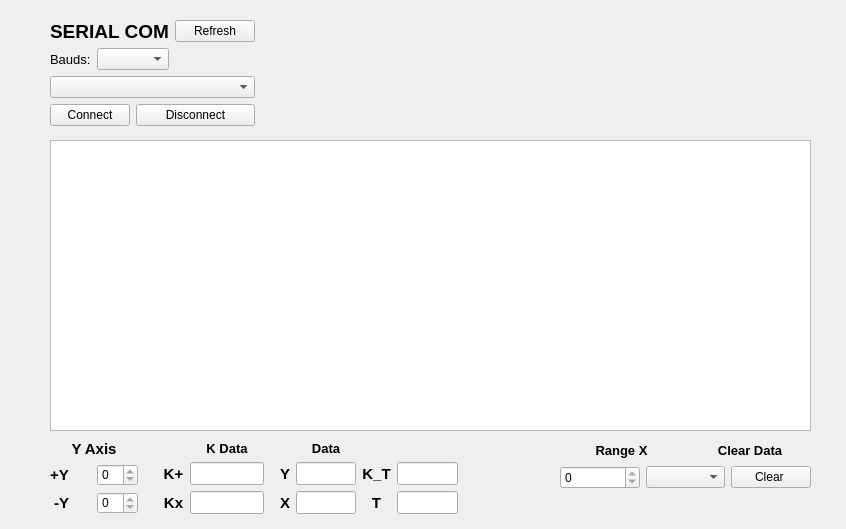
Qt form ui_mainwindow.ui (ipobletev/GUI_SerialPlot) before a commit.
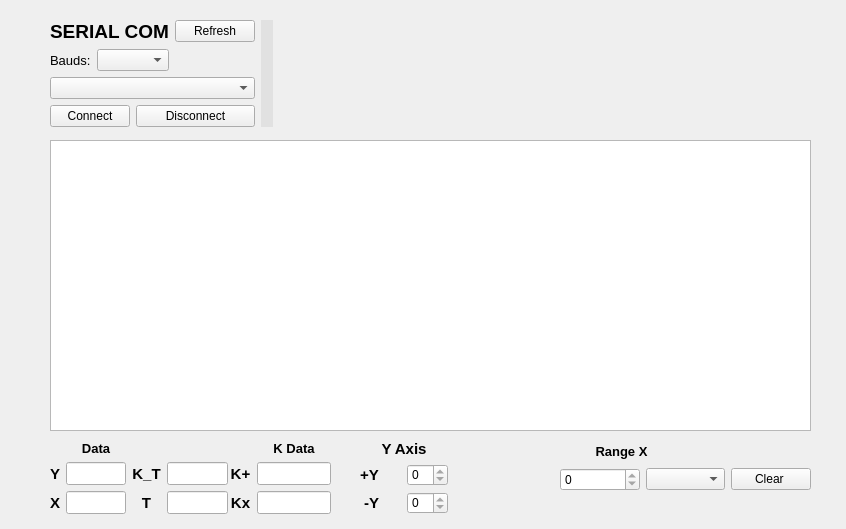
The same form after that commit. Icons and pictures are not drawn. Custom widgets are drawn as their Qt base class.

```diff
--- a/ui_mainwindow.ui
+++ b/ui_mainwindow.ui
@@ -53,7 +53,7 @@
    <widget class="QWidget" name="layoutWidget">
     <property name="geometry">
      <rect>
-      <x>280</x>
+      <x>50</x>
       <y>440</y>
       <width>178</width>
       <height>74</height>
@@ -218,74 +218,7 @@
    <widget class="QWidget" name="layoutWidget">
     <property name="geometry">
      <rect>
-      <x>50</x>
-      <y>20</y>
-      <width>205</width>
-      <height>106</height>
-     </rect>
-    </property>
-    <layout class="QGridLayout" name="gridLayout_6">
-     <item row="0" column="0" colspan="3">
-      <widget class="QLabel" name="label_2">
-       <property name="font">
-        <font>
-         <pointsize>14</pointsize>
-         <weight>75</weight>
-         <bold>true</bold>
-        </font>
-       </property>
-       <property name="text">
-        <string>SERIAL COM</string>
-       </property>
-      </widget>
-     </item>
-     <item row="0" column="3">
-      <widget class="QPushButton" name="BT_Refresh">
-       <property name="text">
-        <string>Refresh</string>
-       </property>
-      </widget>
-     </item>
-     <item row="1" column="0">
-      <widget class="QLabel" name="label_7">
-       <property name="font">
-        <font>
-         <pointsize>10</pointsize>
-         <weight>50</weight>
-         <bold>false</bold>
-        </font>
-       </property>
-       <property name="text">
-        <string>Bauds:</string>
-       </property>
-      </widget>
-     </item>
-     <item row="1" column="1" colspan="2">
-      <widget class="QComboBox" name="ComboBox_Baud"/>
-     </item>
-     <item row="2" column="0" colspan="4">
-      <widget class="QComboBox" name="ComboBox_PortSerial"/>
-     </item>
-     <item row="3" column="0" colspan="2">
-      <widget class="QPushButton" name="BT_Connect">
-       <property name="text">
-        <string>Connect</string>
-       </property>
-      </widget>
-     </item>
-     <item row="3" column="2" colspan="2">
-      <widget class="QPushButton" name="BT_Disconnect">
-       <property name="text">
-        <string>Disconnect</string>
-       </property>
-      </widget>
-     </item>
-    </layout>
-   </widget>
-   <widget class="QWidget" name="layoutWidget">
-    <property name="geometry">
-     <rect>
-      <x>50</x>
+      <x>360</x>
       <y>440</y>
       <width>88</width>
       <height>74</height>
@@ -376,7 +309,7 @@
    <widget class="QWidget" name="layoutWidget">
     <property name="geometry">
      <rect>
-      <x>163</x>
+      <x>230</x>
       <y>440</y>
       <width>101</width>
       <height>74</height>
@@ -481,44 +414,10 @@
       <x>560</x>
       <y>440</y>
       <width>251</width>
-      <height>49</height>
+      <height>51</height>
      </rect>
     </property>
     <layout class="QGridLayout" name="gridLayout_3">
-     <item row="0" column="0">
-      <widget class="QLabel" name="label_16">
-       <property name="font">
-        <font>
-         <pointsize>10</pointsize>
-         <weight>75</weight>
-         <bold>true</bold>
-        </font>
-       </property>
-       <property name="text">
-        <string>Range X</string>
-       </property>
-       <property name="alignment">
-        <set>Qt::AlignCenter</set>
-       </property>
-      </widget>
-     </item>
-     <item row="0" column="1">
-      <widget class="QLabel" name="label_17">
-       <property name="font">
-        <font>
-         <pointsize>10</pointsize>
-         <weight>75</weight>
-         <bold>true</bold>
-        </font>
-       </property>
-       <property name="text">
-        <string>Clear Data</string>
-       </property>
-       <property name="alignment">
-        <set>Qt::AlignCenter</set>
-       </property>
-      </widget>
-     </item>
      <item row="1" column="0" colspan="2">
       <layout class="QHBoxLayout" name="horizontalLayout">
        <item>
@@ -539,6 +438,126 @@
         </widget>
        </item>
       </layout>
+     </item>
+     <item row="0" column="1">
+      <widget class="QLabel" name="label_17">
+       <property name="font">
+        <font>
+         <pointsize>10</pointsize>
+         <weight>75</weight>
+         <bold>true</bold>
+        </font>
+       </property>
+       <property name="text">
+        <string/>
+       </property>
+       <property name="alignment">
+        <set>Qt::AlignCenter</set>
+       </property>
+      </widget>
+     </item>
+     <item row="0" column="0">
+      <widget class="QLabel" name="label_16">
+       <property name="font">
+        <font>
+         <pointsize>10</pointsize>
+         <weight>75</weight>
+         <bold>true</bold>
+        </font>
+       </property>
+       <property name="text">
+        <string>Range X</string>
+       </property>
+       <property name="alignment">
+        <set>Qt::AlignCenter</set>
+       </property>
+      </widget>
+     </item>
+    </layout>
+   </widget>
+   <widget class="QWidget" name="">
+    <property name="geometry">
+     <rect>
+      <x>50</x>
+      <y>20</y>
+      <width>223</width>
+      <height>108</height>
+     </rect>
+    </property>
+    <layout class="QGridLayout" name="gridLayout_7">
+     <item row="0" column="0">
+      <layout class="QGridLayout" name="gridLayout_6">
+       <item row="0" column="0" colspan="3">
+        <widget class="QLabel" name="label_2">
+         <property name="font">
+          <font>
+           <pointsize>14</pointsize>
+           <weight>75</weight>
+           <bold>true</bold>
+          </font>
+         </property>
+         <property name="text">
+          <string>SERIAL COM</string>
+         </property>
+        </widget>
+       </item>
+       <item row="0" column="3">
+        <widget class="QPushButton" name="BT_Refresh">
+         <property name="text">
+          <string>Refresh</string>
+         </property>
+        </widget>
+       </item>
+       <item row="1" column="0">
+        <widget class="QLabel" name="label_7">
+         <property name="font">
+          <font>
+           <pointsize>10</pointsize>
+           <weight>50</weight>
+           <bold>false</bold>
+          </font>
+         </property>
+         <property name="text">
+          <string>Bauds:</string>
+         </property>
+        </widget>
+       </item>
+       <item row="1" column="1" colspan="2">
+        <widget class="QComboBox" name="ComboBox_Baud"/>
+       </item>
+       <item row="2" column="0" colspan="4">
+        <widget class="QComboBox" name="ComboBox_PortSerial"/>
+       </item>
+       <item row="3" column="0" colspan="2">
+        <widget class="QPushButton" name="BT_Connect">
+         <property name="text">
+          <string>Connect</string>
+         </property>
+        </widget>
+       </item>
+       <item row="3" column="2" colspan="2">
+        <widget class="QPushButton" name="BT_Disconnect">
+         <property name="text">
+          <string>Disconnect</string>
+         </property>
+        </widget>
+       </item>
+      </layout>
+     </item>
+     <item row="0" column="1">
+      <widget class="QFrame" name="Indicador">
+       <property name="styleSheet">
+        <string notr="true">border-radius:130px;
+background-color: rgb(225, 225, 225);
+</string>
+       </property>
+       <property name="frameShape">
+        <enum>QFrame::StyledPanel</enum>
+       </property>
+       <property name="frameShadow">
+        <enum>QFrame::Raised</enum>
+       </property>
+      </widget>
      </item>
     </layout>
    </widget>
```
